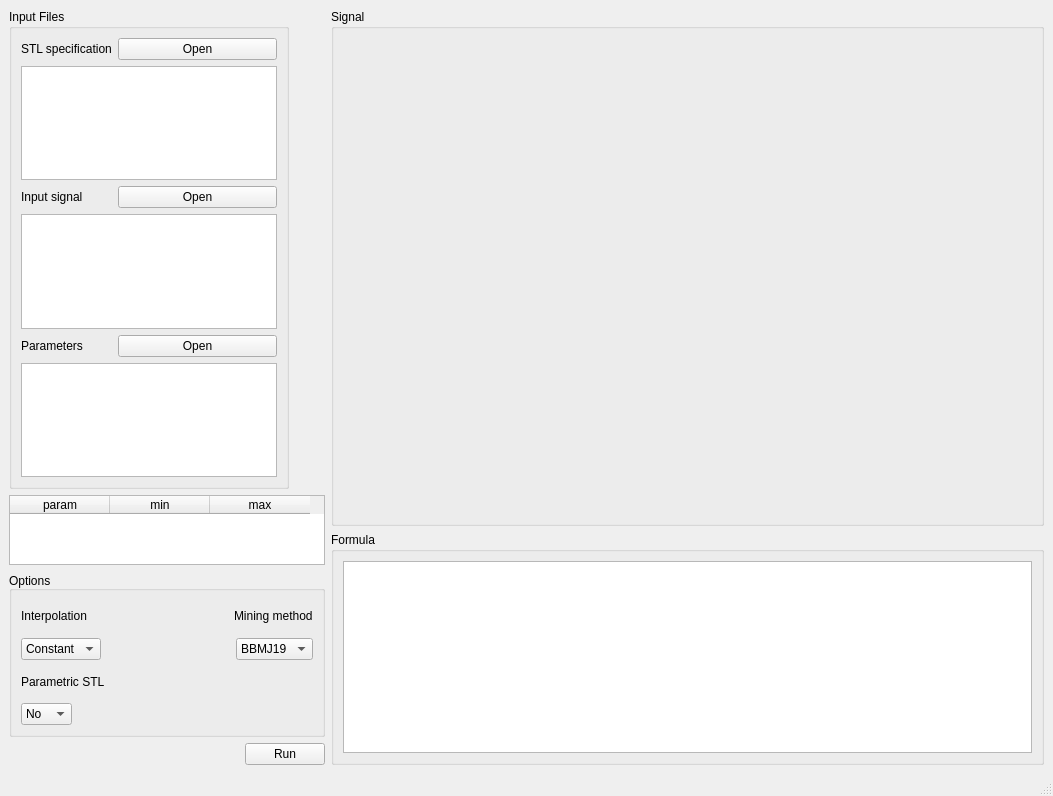
The window that ParetoLib/GUI/Window.ui (andcarde/MultidimensionalSearch) describes before a commit, drawn with Qt 5.
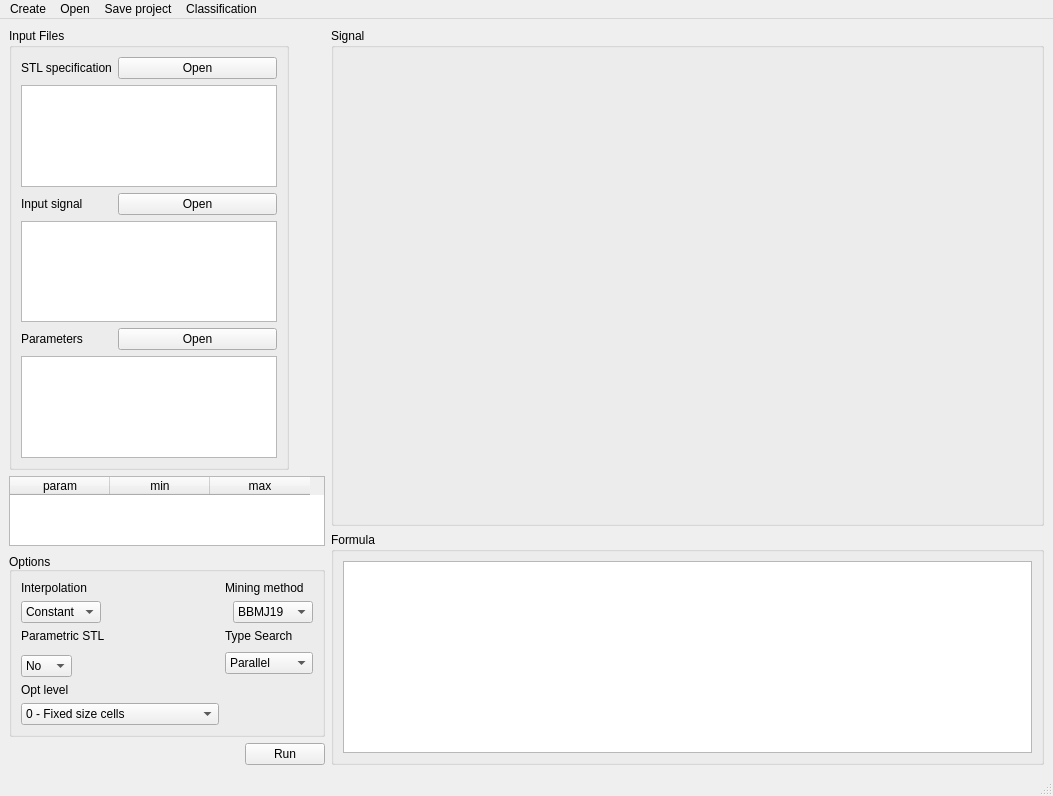
The same window after the commit.

Commit message: Read parallel and opt-level options

Patch:
```diff
--- a/ParetoLib/GUI/Window.ui
+++ b/ParetoLib/GUI/Window.ui
@@ -219,14 +219,29 @@
          <set>Qt::AlignBottom|Qt::AlignLeading|Qt::AlignLeft</set>
         </property>
         <layout class="QGridLayout" name="gridLayout">
-         <item row="0" column="0" alignment="Qt::AlignLeft">
-          <widget class="QLabel" name="interpolation_label">
-           <property name="text">
-            <string>Interpolation</string>
+         <item row="1" column="1" alignment="Qt::AlignRight">
+          <widget class="QComboBox" name="mining_comboBox">
+           <property name="currentText">
+            <string>BBMJ19</string>
            </property>
+           <item>
+            <property name="text">
+             <string>BBMJ19</string>
+            </property>
+           </item>
+           <item>
+            <property name="text">
+             <string>BDMJ20</string>
+            </property>
+           </item>
+           <item>
+            <property name="text">
+             <string>BMNN22</string>
+            </property>
+           </item>
           </widget>
          </item>
-         <item row="3" column="0" alignment="Qt::AlignLeft">
+         <item row="5" column="0" alignment="Qt::AlignLeft">
           <widget class="QComboBox" name="param_stl_selection_comboBox">
            <item>
             <property name="text">
@@ -240,13 +255,83 @@
            </item>
           </widget>
          </item>
-         <item row="2" column="0" alignment="Qt::AlignLeft">
+         <item row="6" column="0">
+          <widget class="QLabel" name="mining_label_2">
+           <property name="text">
+            <string>Opt level</string>
+           </property>
+          </widget>
+         </item>
+         <item row="3" column="1">
+          <widget class="QLabel" name="type_search_label">
+           <property name="sizePolicy">
+            <sizepolicy hsizetype="Fixed" vsizetype="Preferred">
+             <horstretch>0</horstretch>
+             <verstretch>0</verstretch>
+            </sizepolicy>
+           </property>
+           <property name="text">
+            <string>Type Search</string>
+           </property>
+          </widget>
+         </item>
+         <item row="3" column="0" alignment="Qt::AlignLeft">
           <widget class="QLabel" name="param_stl_selection_label">
            <property name="text">
             <string>Parametric STL</string>
            </property>
           </widget>
          </item>
+         <item row="4" column="1" rowspan="2">
+          <widget class="QComboBox" name="search_type_comboBox">
+           <property name="sizePolicy">
+            <sizepolicy hsizetype="Fixed" vsizetype="Fixed">
+             <horstretch>0</horstretch>
+             <verstretch>0</verstretch>
+            </sizepolicy>
+           </property>
+           <property name="sizeAdjustPolicy">
+            <enum>QComboBox::AdjustToContents</enum>
+           </property>
+           <property name="iconSize">
+            <size>
+             <width>16</width>
+             <height>16</height>
+            </size>
+           </property>
+           <item>
+            <property name="text">
+             <string>Parallel</string>
+            </property>
+           </item>
+           <item>
+            <property name="text">
+             <string>Sequential</string>
+            </property>
+           </item>
+          </widget>
+         </item>
+         <item row="0" column="1">
+          <widget class="QLabel" name="mining_label">
+           <property name="text">
+            <string>Mining method</string>
+           </property>
+          </widget>
+         </item>
+         <item row="7" column="0">
+          <widget class="QComboBox" name="opt_level_comboBox">
+           <item>
+            <property name="text">
+             <string>0 - Fixed size cells</string>
+            </property>
+           </item>
+           <item>
+            <property name="text">
+             <string>1 - Adaptative cells</string>
+            </property>
+           </item>
+          </widget>
+         </item>
          <item row="1" column="0" alignment="Qt::AlignLeft">
           <widget class="QComboBox" name="interpolation_comboBox">
            <item>
@@ -261,27 +346,13 @@
            </item>
           </widget>
          </item>
-         <item row="0" column="1" alignment="Qt::AlignRight">
-          <widget class="QLabel" name="mining_label">
+         <item row="0" column="0">
+          <widget class="QLabel" name="interpolation_label">
            <property name="text">
-            <string>Mining method</string>
+            <string>Interpolation</string>
            </property>
           </widget>
          </item>
-         <item row="1" column="1" alignment="Qt::AlignRight">
-          <widget class="QComboBox" name="mining_comboBox">
-           <item>
-            <property name="text">
-             <string>BBMJ19</string>
-            </property>
-           </item>
-           <item>
-            <property name="text">
-             <string>BDMJ20</string>
-            </property>
-           </item>
-          </widget>
-         </item>
         </layout>
        </widget>
       </item>
@@ -364,9 +435,38 @@
      <x>0</x>
      <y>0</y>
      <width>1053</width>
-     <height>22</height>
+     <height>20</height>
     </rect>
    </property>
+   <widget class="QMenu" name="menuCreate">
+    <property name="title">
+     <string>Create</string>
+    </property>
+    <addaction name="actionNew_project"/>
+   </widget>
+   <widget class="QMenu" name="menuOpen">
+    <property name="title">
+     <string>Open</string>
+    </property>
+    <addaction name="actionProject"/>
+   </widget>
+   <widget class="QMenu" name="menuSave_project">
+    <property name="title">
+     <string>Save project</string>
+    </property>
+    <addaction name="actionSave"/>
+    <addaction name="actionSave_as"/>
+   </widget>
+   <widget class="QMenu" name="menuClassification">
+    <property name="title">
+     <string>Classification</string>
+    </property>
+    <addaction name="actionIdentify_champion"/>
+   </widget>
+   <addaction name="menuCreate"/>
+   <addaction name="menuOpen"/>
+   <addaction name="menuSave_project"/>
+   <addaction name="menuClassification"/>
   </widget>
   <widget class="QStatusBar" name="statusbar"/>
  </widget>
```
Left out of the diff: 30 changed lines with no effect on the pictures. The commit also changes 3 other files.
